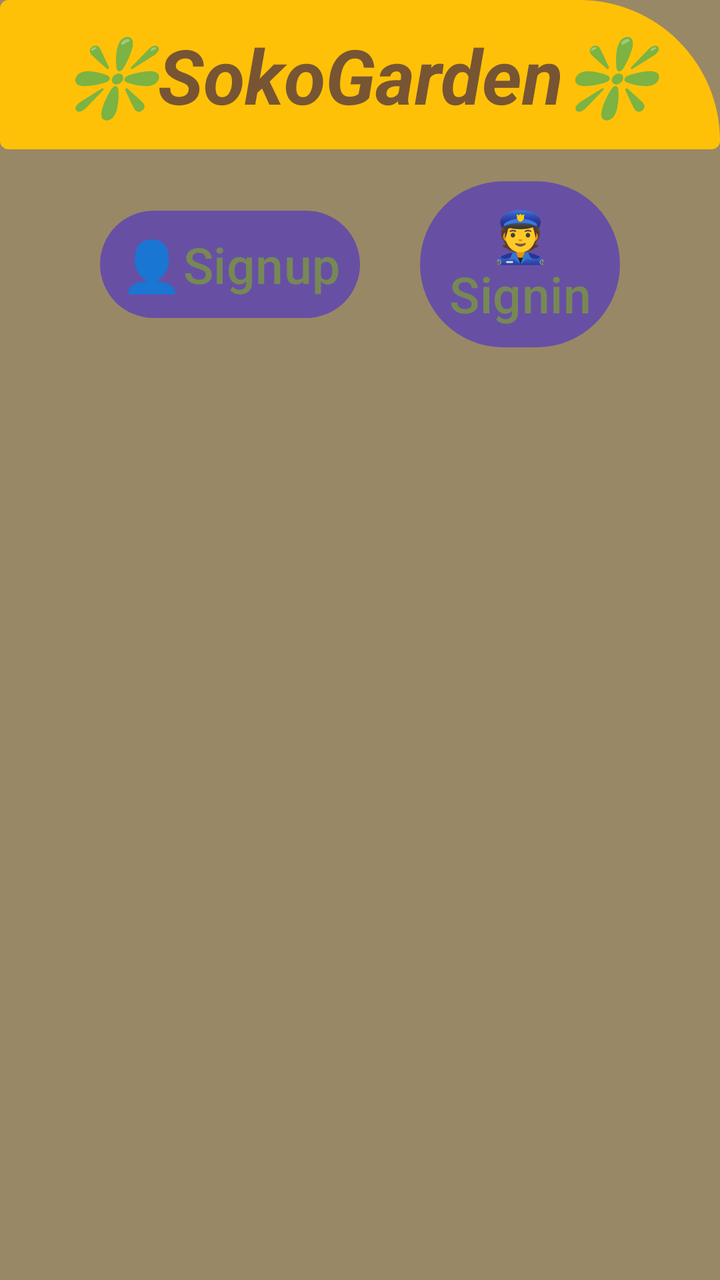
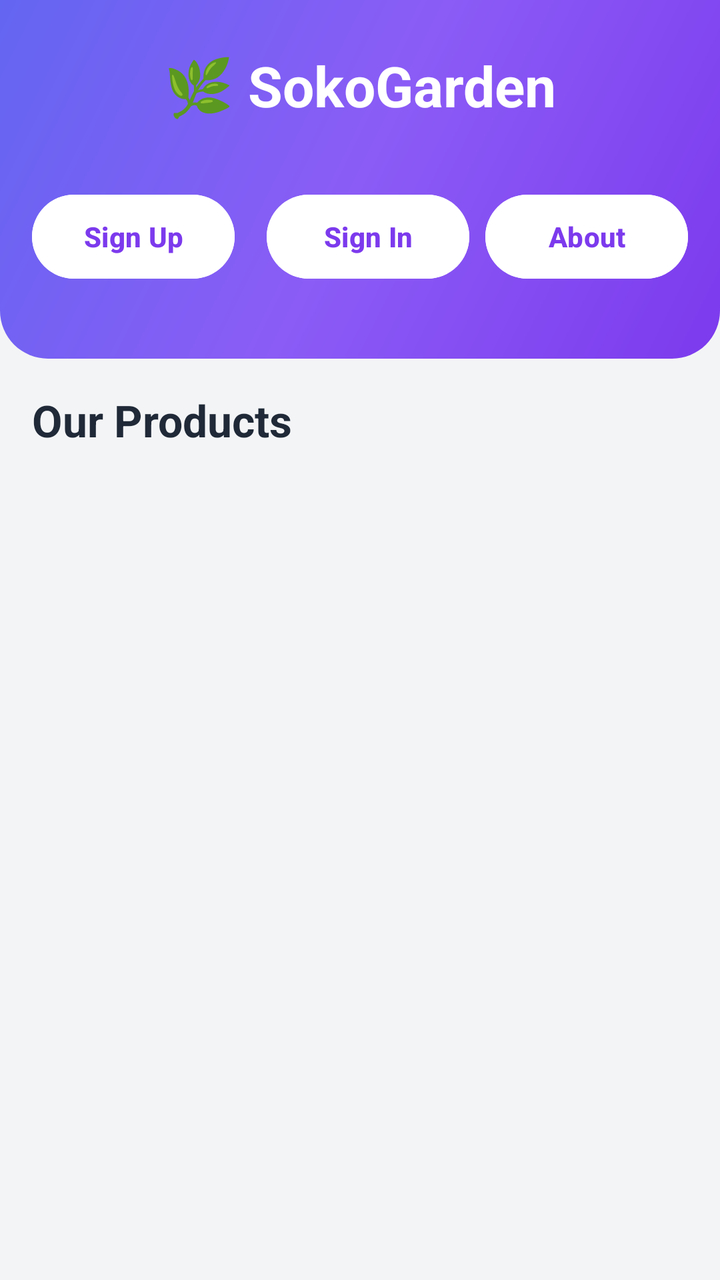

An Android layout rendered at two revisions. The XML below is the earlier revision; the diff shows what the commit changed to produce the second picture.
<!-- AndroidManifest.xml: application theme Theme.Sokogarden -->
<!-- res/layout/activity_main.xml -->
<?xml version="1.0" encoding="utf-8"?>
<LinearLayout
    xmlns:android="http://schemas.android.com/apk/res/android"
    xmlns:app="http://schemas.android.com/apk/res-auto"
    xmlns:tools="http://schemas.android.com/tools"
    android:id="@+id/main"
    android:layout_width="match_parent"
    android:layout_height="match_parent"
    android:orientation="vertical"
    android:background="#986"
    tools:context=".MainActivity">

        <TextView
            android:layout_width="match_parent"
            android:layout_height="wrap_content"
            android:text="❇️SokoGarden❇️"
            android:textSize="38sp"
            android:textAlignment="center"
            android:textStyle="bold|italic"
            android:background="@drawable/shape"
            android:padding="12dp"
            android:textColor="#753"/>

    <LinearLayout
        android:layout_width="match_parent"
        android:layout_height="wrap_content"
        android:orientation="horizontal"
        android:gravity="center"
        android:layout_marginBottom="16dp">

        <Button
            android:layout_width="wrap_content"
            android:layout_height="wrap_content"
            android:text="👤Signup"
            android:textSize="25sp"
            android:padding="10dp"
            android:layout_marginLeft="50dp"
            android:layout_marginRight="30dp"
            android:layout_marginTop="8dp"
            android:textColor="#785"
            android:id="@+id/signupBtn"/>

        <Button
            android:layout_width="wrap_content"
            android:layout_height="wrap_content"
            android:text="👮Signin"
            android:textSize="25sp"
            android:padding="10dp"
            android:layout_marginRight="50dp"
            android:layout_marginTop="8dp"
            android:textColor="#785"
            android:id="@+id/signinBtn"/>

        <TextView
            android:id="@+id/welcomeText"
            android:layout_width="wrap_content"
            android:layout_height="wrap_content"
            android:text="Welcome"
            android:textSize="24sp"
            android:textAlignment="center"
            android:textColor="#FFFFFF"
            android:visibility="gone"
            android:layout_marginTop="20dp"/>

        <Button
            android:id="@+id/logoutBtn"
            android:layout_width="wrap_content"
            android:layout_height="wrap_content"
            android:text="Logout"
            android:layout_marginTop="10dp"
            android:backgroundTint="#ED0909"
            android:textColor="#F2F2F2"
            android:visibility="gone"/>

    </LinearLayout>

</LinearLayout>
<!-- resources referenced by this layout -->
<resources>
  <!-- drawable shape (drawable) -->
  <?xml version="1.0" encoding="utf-8"?>
  <shape xmlns:android="http://schemas.android.com/apk/res/android">
      <solid
          android:color="#FFC107"/>
      <corners
          android:topRightRadius="500dp"
          android:radius="30dp"
  
          />
  </shape>
  <style name="Theme.Sokogarden" parent="Base.Theme.Sokogarden" />
  <style name="Base.Theme.Sokogarden" parent="Theme.Material3.DayNight.NoActionBar">
          
          
      </style>
</resources>

<!-- the commit's change to res/layout/activity_main.xml (unified diff, before → after) -->
@@ -1,77 +1,135 @@
 <?xml version="1.0" encoding="utf-8"?>
 <LinearLayout
     xmlns:android="http://schemas.android.com/apk/res/android"
-    xmlns:app="http://schemas.android.com/apk/res-auto"
-    xmlns:tools="http://schemas.android.com/tools"
     android:id="@+id/main"
     android:layout_width="match_parent"
     android:layout_height="match_parent"
     android:orientation="vertical"
-    android:background="#986"
-    tools:context=".MainActivity">
+    android:background="#F3F4F6">
 
+    
+    <LinearLayout
+        android:layout_width="match_parent"
+        android:layout_height="wrap_content"
+        android:orientation="vertical"
+        android:background="@drawable/gradient_header_main"
+        android:paddingBottom="20dp">
+
+        
         <TextView
             android:layout_width="match_parent"
             android:layout_height="wrap_content"
-            android:text="❇️SokoGarden❇️"
-            android:textSize="38sp"
+            android:text="🌿 SokoGarden"
+            android:textSize="28sp"
             android:textAlignment="center"
-            android:textStyle="bold|italic"
-            android:background="@drawable/shape"
-            android:padding="12dp"
-            android:textColor="#753"/>
+            android:textStyle="bold"
+            android:paddingTop="24dp"
+            android:paddingBottom="16dp"
+            android:textColor="#FFFFFF"/>
 
-    <LinearLayout
-        android:layout_width="match_parent"
-        android:layout_height="wrap_content"
-        android:orientation="horizontal"
-        android:gravity="center"
-        android:layout_marginBottom="16dp">
+        
+        <LinearLayout
+            android:id="@+id/authButtonsContainer"
+            android:layout_width="match_parent"
+            android:layout_height="wrap_content"
+            android:orientation="horizontal"
+            android:gravity="center"
+            android:padding="16dp">
 
-        <Button
-            android:layout_width="wrap_content"
+            
+            <Button
+                android:id="@+id/signupBtn"
+                android:layout_width="1dp"
+                android:layout_height="50dp"
+                android:layout_weight="1"
+                android:text="Sign Up"
+                android:textStyle="bold"
+                android:layout_marginLeft="4dp"
+                android:textColor="#7C3AED"
+                android:backgroundTint="#FFFFFF"
+                android:layout_marginEnd="8dp"/>
+
+            
+            <Button
+                android:id="@+id/signinBtn"
+                android:layout_width="1dp"
+                android:layout_height="50dp"
+                android:layout_weight="1"
+                android:layout_marginLeft="4dp"
+                android:text="Sign In"
+                android:textStyle="bold"
+                android:textColor="#7C3AED"
+                android:backgroundTint="#FFFFFF"
+                android:layout_marginStart="8dp"/>
+
+            <Button
+                android:id="@+id/aboutbtn"
+                android:layout_width="1dp"
+                android:layout_height="50dp"
+                android:layout_weight="1"
+                android:layout_marginLeft="4dp"
+                android:text="About"
+                android:textStyle="bold"
+                android:textColor="#7C3AED"
+                android:backgroundTint="#FFFFFF"
+                android:layout_marginStart="8dp"/>
+
+
+        </LinearLayout>
+
+        
+        <LinearLayout
+            android:id="@+id/welcomeContainer"
+            android:layout_width="match_parent"
             android:layout_height="wrap_content"
-            android:text="👤Signup"
-            android:textSize="25sp"
-            android:padding="10dp"
-            android:layout_marginLeft="50dp"
-            android:layout_marginRight="30dp"
-            android:layout_marginTop="8dp"
-            android:textColor="#785"
-            android:id="@+id/signupBtn"/>
+            android:orientation="vertical"
+            android:gravity="center"
+            android:visibility="gone"
+            android:padding="16dp">
 
-        <Button
-            android:layout_width="wrap_content"
-            android:layout_height="wrap_content"
-            android:text="👮Signin"
-            android:textSize="25sp"
-            android:padding="10dp"
-            android:layout_marginRight="50dp"
-            android:layout_marginTop="8dp"
-            android:textColor="#785"
-            android:id="@+id/signinBtn"/>
+            <TextView
+                android:id="@+id/welcomeText"
+                android:layout_width="wrap_content"
+                android:layout_height="wrap_content"
+                android:text="Welcome back!"
+                android:textSize="18sp"
+                android:textStyle="bold"
+                android:textColor="#FFFFFF"/>
 
-        <TextView
-            android:id="@+id/welcomeText"
-            android:layout_width="wrap_content"
-            android:layout_height="wrap_content"
-            android:text="Welcome"
-            android:textSize="24sp"
-            android:textAlignment="center"
-            android:textColor="#FFFFFF"
-            android:visibility="gone"
-            android:layout_marginTop="20dp"/>
+            <Button
+                android:id="@+id/logoutBtn"
+                android:layout_width="wrap_content"
+                android:layout_height="wrap_content"
+                android:text="Logout"
+                android:textColor="#FFFFFF"
+                android:backgroundTint="#EF4444"
+                android:layout_marginTop="10dp"/>
 
-        <Button
-            android:id="@+id/logoutBtn"
-            android:layout_width="wrap_content"
-            android:layout_height="wrap_content"
-            android:text="Logout"
-            android:layout_marginTop="10dp"
-            android:backgroundTint="#ED0909"
-            android:textColor="#F2F2F2"
-            android:visibility="gone"/>
+        </LinearLayout>
 
     </LinearLayout>
 
+    
+    <ProgressBar
+        android:id="@+id/progressBar"
+        android:layout_width="match_parent"
+        android:layout_height="wrap_content"
+        android:visibility="gone"/>
+
+    
+    <TextView
+        android:layout_width="match_parent"
+        android:layout_height="wrap_content"
+        android:text="Our Products"
+        android:textSize="22sp"
+        android:textStyle="bold"
+        android:textColor="#1F2937"
+        android:padding="16dp"/>
+
+    
+    <androidx.recyclerview.widget.RecyclerView
+        android:id="@+id/recyclerView"
+        android:layout_width="match_parent"
+        android:layout_height="match_parent"
+        android:padding="8dp"/>
 </LinearLayout>
<!-- resource entries referenced after the edit -->
@@ -1,15 +1,16 @@
 <!-- resources referenced by this layout -->
 <resources>
-  <!-- drawable shape (drawable) -->
+  <!-- drawable gradient_header_main (drawable) -->
   <?xml version="1.0" encoding="utf-8"?>
   <shape xmlns:android="http://schemas.android.com/apk/res/android">
-      <solid
-          android:color="#FFC107"/>
+      <gradient
+          android:startColor="#7C3AED"
+          android:centerColor="#8B5CF6"
+          android:endColor="#6366F1"
+          android:angle="135"/>
       <corners
-          android:topRightRadius="500dp"
-          android:radius="30dp"
-  
-          />
+          android:bottomLeftRadius="24dp"
+          android:bottomRightRadius="24dp"/>
   </shape>
   <style name="Theme.Sokogarden" parent="Base.Theme.Sokogarden" />
   <style name="Base.Theme.Sokogarden" parent="Theme.Material3.DayNight.NoActionBar">
